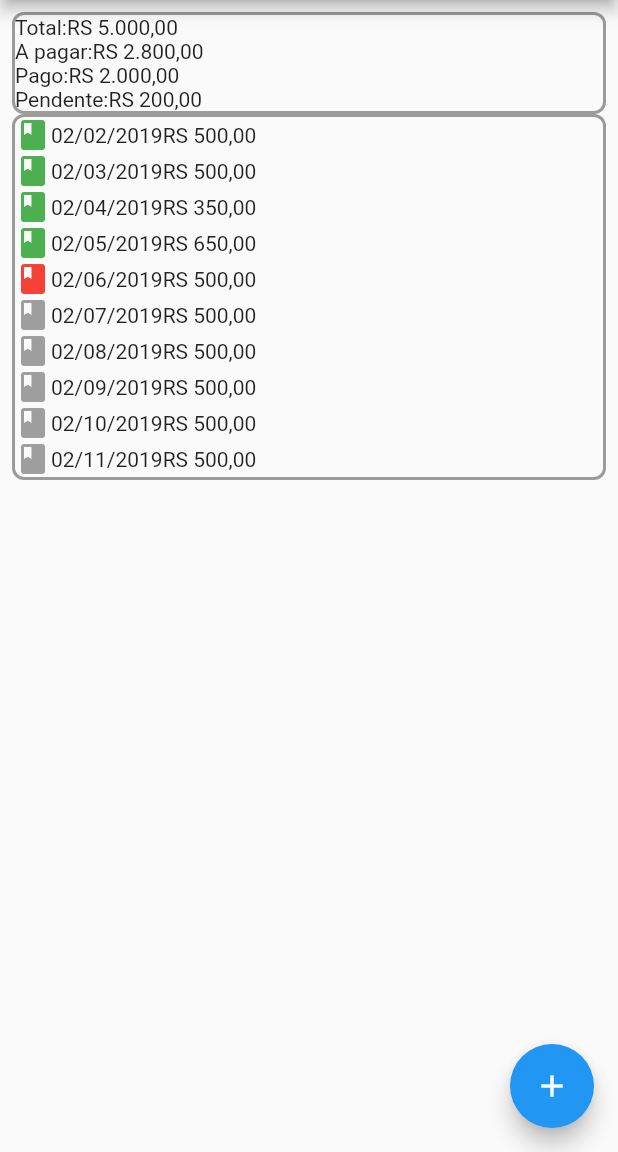
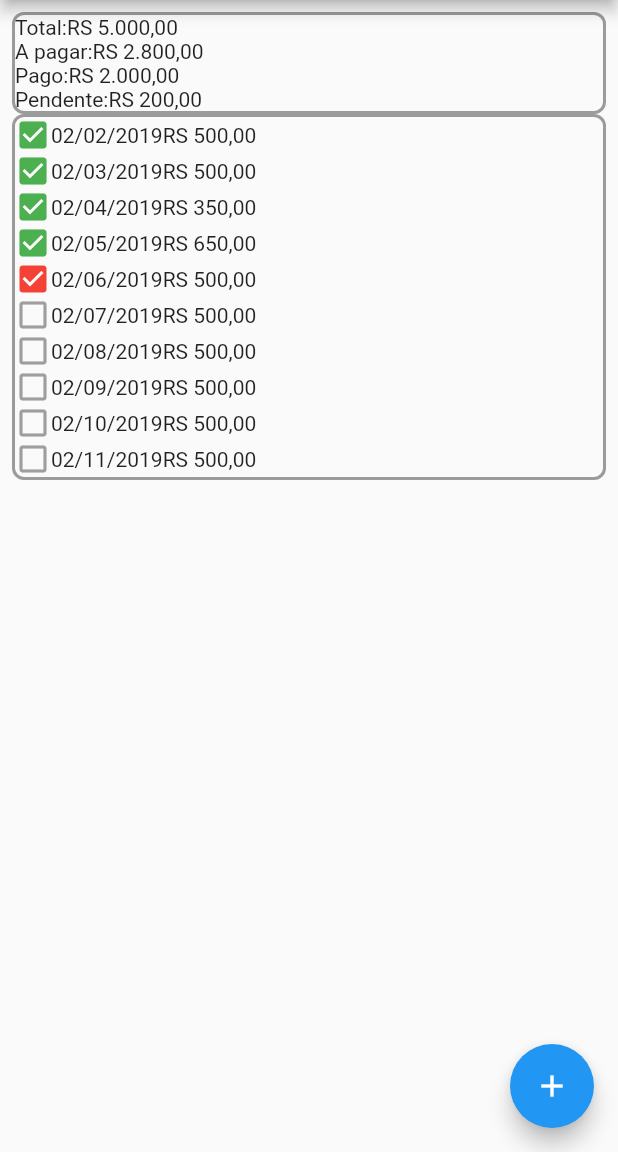
Before and after one commit to koitim/formatura_abc, a Flutter app: the screen it shows after launch, on a phone screen of 412 x 824 dp, the part 84-1236 px from its top. Run offline on Flutter 3.47's test engine with Material 2 defaults, Android fonts, the phone set to English and light mode, and no system bars.

Commit message:
Ajuste do ícone

```diff
--- a/lib/components/payment_history_line.dart
+++ b/lib/components/payment_history_line.dart
@@ -17,13 +17,29 @@ class PaymentHistoryLine extends StatelessWidget {
   Widget build(BuildContext context) {
     return Row(
       children: <Widget>[
-        Icon(Icons.book, color: getColor(status)),
+        getIcon(status),
         Text(date),
         Text(value),
       ],
     );
   }
 
+  Icon getIcon(int status) {
+    Icon icon;
+    switch (status) {
+      case AMOUNT_PAID:
+        icon = Icon(Icons.check_box, color: Colors.green);
+        break;
+      case EXPIRED_AMOUNT:
+        icon = Icon(Icons.check_box, color: Colors.red);
+        break;
+      default:
+        icon = Icon(Icons.check_box_outline_blank, color: Colors.grey);
+        break;
+    }
+    return icon;
+  }
+
   Color getColor(int status) {
     return (status == EXPIRING_AMOUNT?Colors.grey:status == EXPIRED_AMOUNT?Colors.red:Colors.green);
   }
```
